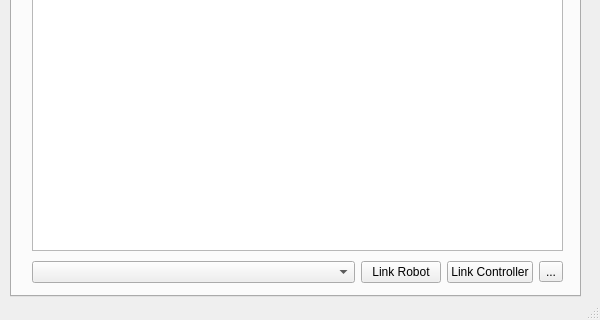
sunnythecode/yunServerSoftware, file src/mainwindow.ui: the form before one commit; both pictures show x 0 to 600 and y 150 to 470 of the 600 by 470 pixel window.
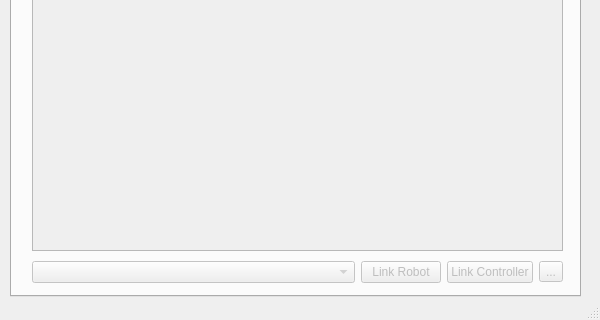
The form after the commit. The open tabs and pages were chosen to show the change.

```diff
--- a/src/mainwindow.ui
+++ b/src/mainwindow.ui
@@ -41,6 +41,9 @@
   </property>
   <widget class="QWidget" name="centralWidget">
    <widget class="QTabWidget" name="mainTabs">
+    <property name="enabled">
+     <bool>true</bool>
+    </property>
     <property name="geometry">
      <rect>
       <x>10</x>
@@ -969,6 +972,9 @@
      </widget>
     </widget>
     <widget class="QWidget" name="tb_p5">
+     <property name="enabled">
+      <bool>false</bool>
+     </property>
      <attribute name="title">
       <string>Player 5</string>
      </attribute>
```
Left out of the diff: 13 changed lines with no effect on the pictures.
